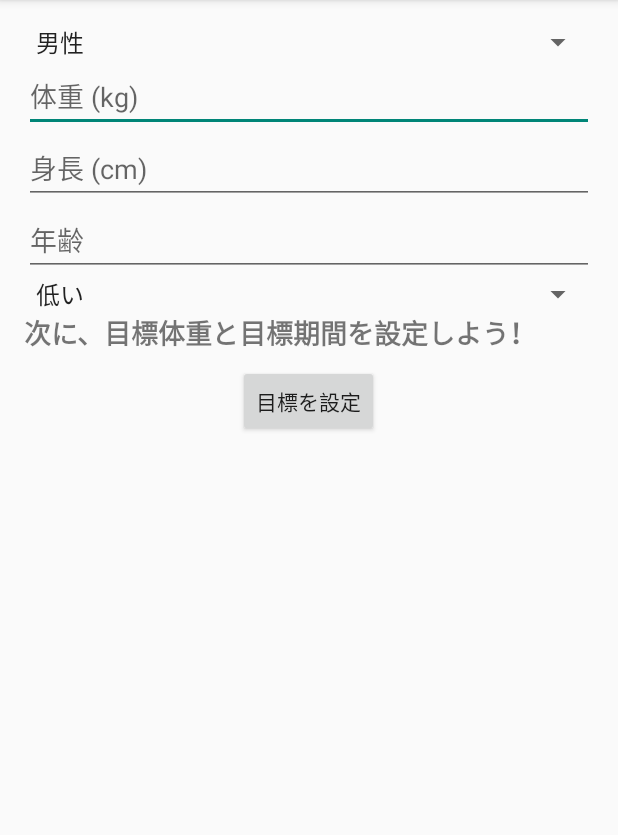
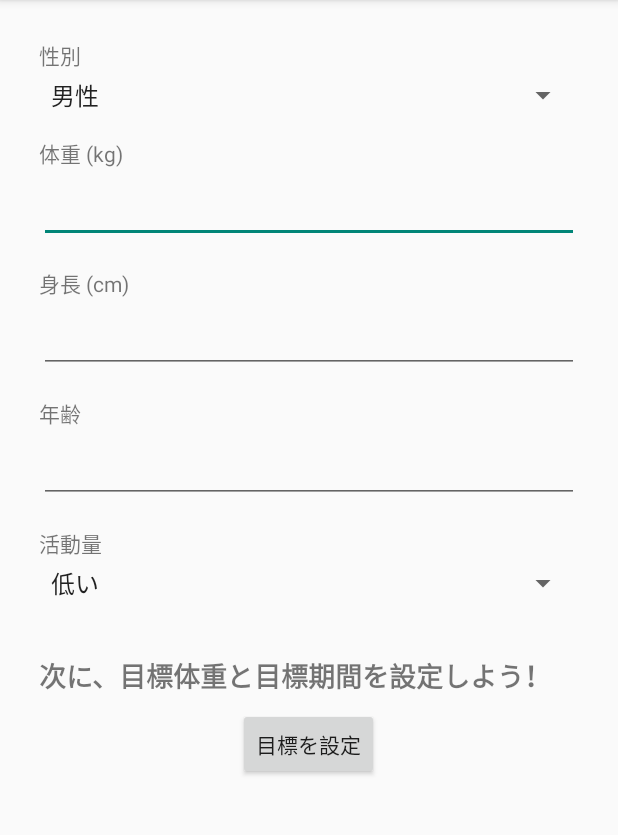
Before and after one commit to gochipon/DIS23-a, an Android app: the screen it shows after launch (MainActivity), on a phone screen of 412 x 824 dp, the part 84-919 px from its top. Run offline under Robolectric (Android 15) with nearby library versions, the phone set to English and light mode, and no system bars; our stand-ins replace navigation-ui.

Commit message:
最初2ページのUI修正

```diff
--- a/DietApp/app/build.gradle.kts
+++ b/DietApp/app/build.gradle.kts
@@ -35,7 +35,6 @@ android {
 }
 
 dependencies {
-
     implementation("androidx.appcompat:appcompat:1.6.1")
     implementation("com.google.android.material:material:1.9.0")
     implementation("androidx.constraintlayout:constraintlayout:2.1.4")
--- a/DietApp/app/src/main/java/com/example/dietapp/MainActivity.java
+++ b/DietApp/app/src/main/java/com/example/dietapp/MainActivity.java
@@ -36,33 +36,29 @@ public class MainActivity extends AppCompatActivity {
         binding = ActivityMainBinding.inflate(getLayoutInflater());
         setContentView(binding.getRoot());
 
-        final TextView genderHint = findViewById(R.id.genderHint);
         Spinner genderSpinner = findViewById(R.id.genderSpinner);
         genderSpinner.setOnItemSelectedListener(new AdapterView.OnItemSelectedListener() {
             @Override
             public void onItemSelected(AdapterView<?> parentView, View selectedItemView, int position, long id) {
-                // 項目が選択されたらヒントを非表示にする
-                genderHint.setVisibility(View.GONE);
+                // ここに選択されたときのアクションを書く（必要であれば）
             }
 
             @Override
             public void onNothingSelected(AdapterView<?> parentView) {
-                // 何も選択されていない場合、ヒントを表示する
-                genderHint.setVisibility(View.VISIBLE);
+                // ここに何も選択されていない場合のアクションを書く（必要であれば）
             }
         });
 
-        final TextView activityHint = findViewById(R.id.activityHint);
         Spinner activityLevelSpinner = findViewById(R.id.activityLevelSpinner);
         activityLevelSpinner.setOnItemSelectedListener(new AdapterView.OnItemSelectedListener() {
             @Override
             public void onItemSelected(AdapterView<?> parentView, View selectedItemView, int position, long id) {
-                activityHint.setVisibility(View.GONE);
+                // ここに選択されたときのアクションを書く（必要であれば）
             }
 
             @Override
             public void onNothingSelected(AdapterView<?> parentView) {
-                activityHint.setVisibility(View.VISIBLE);
+                // ここに何も選択されていない場合のアクションを書く（必要であれば）
             }
         });
 
@@ -75,5 +71,4 @@ public class MainActivity extends AppCompatActivity {
             }
         });
     }
-
 }
--- a/DietApp/app/src/main/res/layout/activity_main.xml
+++ b/DietApp/app/src/main/res/layout/activity_main.xml
@@ -11,67 +11,89 @@
         android:layout_width="match_parent"
         android:layout_height="wrap_content"
         android:orientation="vertical"
-        android:spacing="10dp">
+        android:padding="10dp">
 
+        <!-- 性別のラベルと入力 -->
         <TextView
-            android:id="@+id/genderHint"
+            android:id="@+id/genderLabel"
             android:layout_width="match_parent"
             android:layout_height="wrap_content"
-            android:text="性別を選択"
+            android:text="性別"
             android:gravity="start"
-            android:layout_marginStart="8dp"
-            android:clickable="true"
-            android:focusable="true" />
+            android:layout_marginBottom="4dp" />
 
-        <!-- 性別の入力 -->
         <Spinner
             android:id="@+id/genderSpinner"
             android:layout_width="match_parent"
             android:layout_height="wrap_content"
-            android:hint="性別"
+            android:layout_marginBottom="16dp"
             android:entries="@array/gender_array" />
 
-        <!-- 体重の入力 -->
+        <!-- 体重のラベルと入力 -->
+        <TextView
+            android:id="@+id/weightLabel"
+            android:layout_width="match_parent"
+            android:layout_height="wrap_content"
+            android:text="体重 (kg)"
+            android:gravity="start"
+            android:layout_marginBottom="4dp" />
+
         <EditText
             android:id="@+id/weightEditText"
             android:layout_width="match_parent"
             android:layout_height="wrap_content"
-            android:hint="体重 (kg)"
-            android:inputType="numberDecimal" />
+            android:inputType="numberDecimal"
+            android:layout_marginBottom="16dp"/>
 
-        <!-- 身長の入力 -->
+        <!-- 身長のラベルと入力 -->
+        <TextView
+            android:id="@+id/heightLabel"
+            android:layout_width="match_parent"
+            android:layout_height="wrap_content"
+            android:text="身長 (cm)"
+            android:gravity="start"
+            android:layout_marginBottom="4dp" />
+
         <EditText
             android:id="@+id/heightEditText"
             android:layout_width="match_parent"
             android:layout_height="wrap_content"
-            android:hint="身長 (cm)"
-            android:inputType="numberDecimal" />
+            android:inputType="numberDecimal"
+            android:layout_marginBottom="16dp"/>
 
-        <!-- 年齢の入力 -->
+        <!-- 年齢のラベルと入力 -->
+        <TextView
+            android:id="@+id/ageLabel"
+            android:layout_width="match_parent"
+            android:layout_height="wrap_content"
+            android:text="年齢"
+            android:gravity="start"
+            android:layout_marginBottom="4dp" />
+
         <EditText
             android:id="@+id/ageEditText"
             android:layout_width="match_parent"
             android:layout_height="wrap_content"
-            android:hint="年齢"
-            android:inputType="number" />
+            android:inputType="number"
+            android:layout_marginBottom="16dp"/>
 
-        <!-- 活動量の入力 -->
+        <!-- 活動量のラベルと入力 -->
         <TextView
-            android:id="@+id/activityHint"
+            android:id="@+id/activityLabel"
             android:layout_width="match_parent"
             android:layout_height="wrap_content"
-            android:text="活動量を選択"
+            android:text="活動量"
             android:gravity="start"
-            android:layout_marginStart="8dp"
-            android:clickable="true"
-            android:focusable="true" />
+            android:layout_marginBottom="4dp" />
+
         <Spinner
             android:id="@+id/activityLevelSpinner"
             android:layout_width="match_parent"
             android:layout_height="wrap_content"
-            android:hint="活動量"
-            android:entries="@array/activity_level_array" />
+            android:entries="@array/activity_level_array"
+            android:layout_marginBottom="36dp"/>
 
+        <!-- 目標設定セクションのヘッダー -->
         <TextView
             android:layout_width="wrap_content"
             android:layout_height="wrap_content"
@@ -85,9 +107,7 @@
             android:layout_width="wrap_content"
             android:layout_height="wrap_content"
             android:text="目標を設定"
-            android:layout_gravity="center_horizontal|bottom" />
+            android:layout_gravity="center_horizontal" />
 
     </LinearLayout>
-
-
 </ScrollView>
--- a/DietApp/build.gradle.kts
+++ b/DietApp/build.gradle.kts
@@ -1,4 +1,4 @@
 // Top-level build file where you can add configuration options common to all sub-projects/modules.
 plugins {
-    id("com.android.application") version "8.1.0" apply false
+    id("com.android.application") version "8.0.2" apply false
 }
```
Also changed, not shown: DietApp/app/src/main/res/layout/activity_goal_setting.xml (+28 -8 lines).
